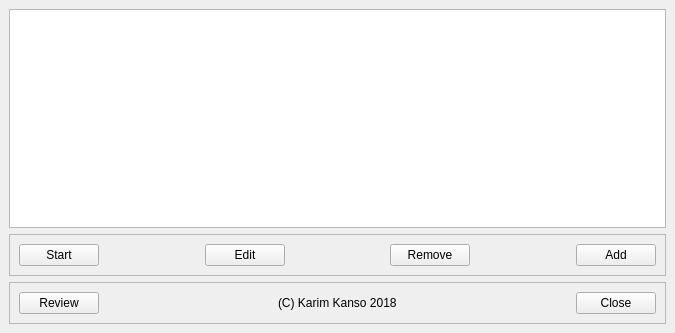
Old version of the form memorise/ui/MainWindow.ui in the repository kazkansouh/pyMemorise.
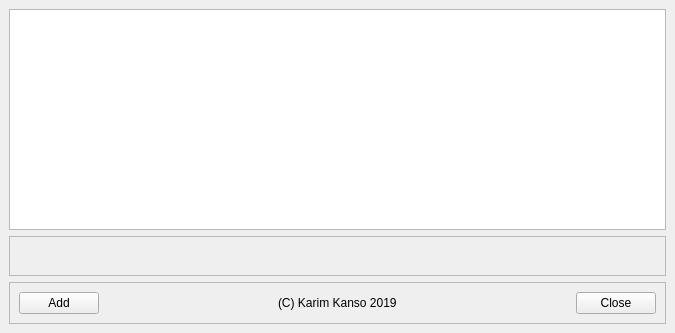
New version of the form.

Commit message: Translated buttons on main dialog into popup menu for each memory set

```diff
--- a/memorise/ui/MainWindow.ui
+++ b/memorise/ui/MainWindow.ui
@@ -40,13 +40,6 @@
        <enum>QFrame::Raised</enum>
       </property>
       <layout class="QHBoxLayout" name="horizontalLayout">
-       <item>
-        <widget class="QPushButton" name="buttonStart">
-         <property name="text">
-          <string>Start</string>
-         </property>
-        </widget>
-       </item>
        <item>
         <spacer name="horizontalSpacer_2">
          <property name="orientation">
@@ -60,13 +53,6 @@
          </property>
         </spacer>
        </item>
-       <item>
-        <widget class="QPushButton" name="buttonEdit">
-         <property name="text">
-          <string>Edit</string>
-         </property>
-        </widget>
-       </item>
        <item>
         <spacer name="horizontalSpacer_3">
          <property name="orientation">
@@ -80,13 +66,6 @@
          </property>
         </spacer>
        </item>
-       <item>
-        <widget class="QPushButton" name="buttonRemove">
-         <property name="text">
-          <string>Remove</string>
-         </property>
-        </widget>
-       </item>
        <item>
         <spacer name="horizontalSpacer_4">
          <property name="orientation">
@@ -100,13 +79,6 @@
          </property>
         </spacer>
        </item>
-       <item>
-        <widget class="QPushButton" name="buttonAdd">
-         <property name="text">
-          <string>Add</string>
-         </property>
-        </widget>
-       </item>
       </layout>
      </widget>
     </item>
@@ -120,9 +92,9 @@
       </property>
       <layout class="QHBoxLayout" name="horizontalLayout_2">
        <item>
-        <widget class="QPushButton" name="buttonReview">
+        <widget class="QPushButton" name="buttonAdd">
          <property name="text">
-          <string>Review</string>
+          <string>Add</string>
          </property>
         </widget>
        </item>
@@ -142,7 +114,7 @@
        <item>
         <widget class="QLabel" name="label">
          <property name="text">
-          <string>(C) Karim Kanso 2018</string>
+          <string>(C) Karim Kanso 2019</string>
          </property>
         </widget>
        </item>
```
Left out of the diff: 28 changed lines with no effect on the pictures. The commit also changes 1 other file.
